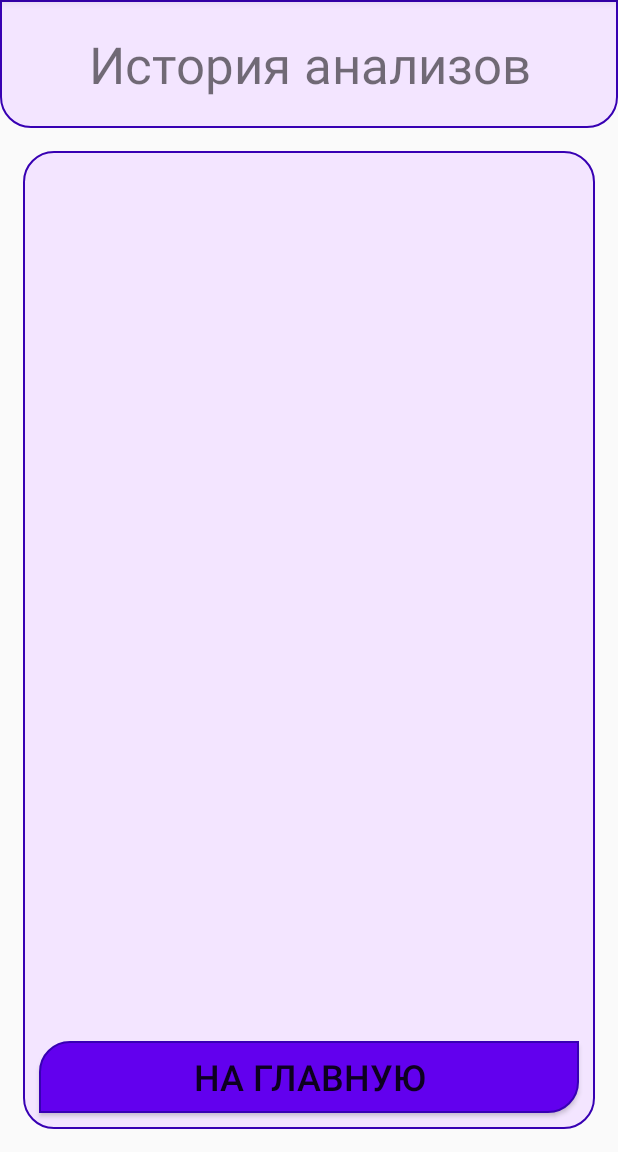
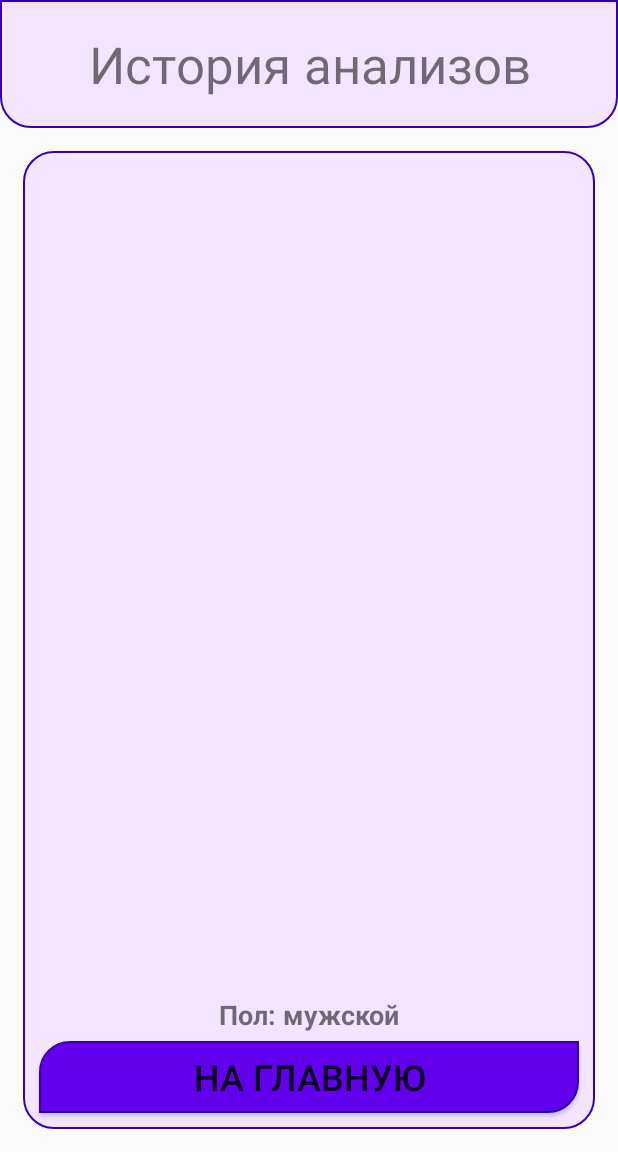
Before and after one commit to RealHotPepe/diplom, an Android app: the HistoryActivity screen opened directly, with no data from a screen before it, on a phone screen of 412 x 824 dp, the part 84-1236 px from its top. Run offline under Robolectric (Android 15) with nearby library versions, the phone set to English and light mode, and no system bars; our stand-ins replace Room's generated code.

Commit message:
<dev> add new output in HistoryActivity male/female

```diff
--- a/app/src/main/java/com/example/diplom/AboutActivity.java
+++ b/app/src/main/java/com/example/diplom/AboutActivity.java
@@ -4,7 +4,6 @@ import androidx.appcompat.app.AppCompatActivity;
 
 import android.content.Intent;
 import android.os.Bundle;
-import android.view.View;
 import android.widget.Button;
 import android.widget.TextView;
 
--- a/app/src/main/java/com/example/diplom/AnalysisAdapter.java
+++ b/app/src/main/java/com/example/diplom/AnalysisAdapter.java
@@ -1,5 +1,6 @@
 package com.example.diplom;
 
+import android.app.Activity;
 import android.content.Context;
 import android.view.LayoutInflater;
 import android.view.View;
@@ -16,11 +17,13 @@ import java.util.Locale;
 public class AnalysisAdapter extends ArrayAdapter<Information> {
     private Context context;
     private List<Information> analyses;
+    private InformationDAO dao;
 
-    public AnalysisAdapter(Context context, List<Information> analyses) {
+    public AnalysisAdapter(Context context, List<Information> analyses, InformationDAO dao) {
         super(context, R.layout.list_item, analyses);
         this.context = context;
         this.analyses = analyses;
+        this.dao = dao;
     }
 
     @NonNull
@@ -66,6 +69,17 @@ public class AnalysisAdapter extends ArrayAdapter<Information> {
         return convertView;
     }
 
+    public void removeItem(int position) {
+        Information item = analyses.get(position);
+        new Thread(() -> {
+            dao.delete(item);
+            ((Activity)context).runOnUiThread(() -> {
+                analyses.remove(position);
+                notifyDataSetChanged();
+            });
+        }).start();
+    }
+
     static class ViewHolder {
         TextView tvDate;
         TextView tvParams;
--- a/app/src/main/java/com/example/diplom/HistoryActivity.java
+++ b/app/src/main/java/com/example/diplom/HistoryActivity.java
@@ -4,20 +4,20 @@ import android.content.Intent;
 import android.os.AsyncTask;
 import android.os.Bundle;
 import android.view.View;
-import android.widget.ArrayAdapter;
 import android.widget.ListView;
+import android.widget.TextView;
+import android.widget.Toast;
 
+import androidx.appcompat.app.AlertDialog;
 import androidx.appcompat.app.AppCompatActivity;
 
-import java.util.ArrayList;
 import java.util.List;
-import java.util.Locale;
 
 public class HistoryActivity extends AppCompatActivity {
     private ListView listView;
     private AppDatabase db;
-    private ArrayAdapter<String> adapter;
-    private List<String> analysisDataList;
+    private AnalysisAdapter adapter;
+    private TextView tvGenderDisplay;
 
     @Override
     protected void onCreate(Bundle savedInstanceState) {
@@ -25,16 +25,29 @@ public class HistoryActivity extends AppCompatActivity {
         setContentView(R.layout.activity_history);
 
         listView = findViewById(R.id.listView);
-        analysisDataList = new ArrayList<>();
-        adapter = new ArrayAdapter<>(this,
-                android.R.layout.simple_list_item_1,
-                analysisDataList);
-        listView.setAdapter(adapter);
-
-        // Используем синглтон
+        tvGenderDisplay = findViewById(R.id.tvGenderDisplay);
         db = AppDatabase.getInstance(this);
 
         loadAnalyses();
+        loadUserGender();
+
+        // Обработка долгого нажатия
+        listView.setOnItemLongClickListener((parent, view, position, id) -> {
+            showDeleteDialog(position);
+            return true;
+        });
+    }
+
+    private void showDeleteDialog(int position) {
+        new AlertDialog.Builder(this)
+                .setTitle("Удаление записи")
+                .setMessage("Вы уверены, что хотите удалить эту запись?")
+                .setPositiveButton("Удалить", (dialog, which) -> {
+                    adapter.removeItem(position);
+                    Toast.makeText(this, "Запись удалена", Toast.LENGTH_SHORT).show();
+                })
+                .setNegativeButton("Отмена", null)
+                .show();
     }
 
     private void loadAnalyses() {
@@ -46,13 +59,27 @@ public class HistoryActivity extends AppCompatActivity {
 
             @Override
             protected void onPostExecute(List<Information> analyses) {
-                AnalysisAdapter adapter = new AnalysisAdapter(HistoryActivity.this, analyses);
+                adapter = new AnalysisAdapter(HistoryActivity.this, analyses, db.bloodAnalysisDao());
                 listView.setAdapter(adapter);
             }
         }.execute();
     }
+
+    private void loadUserGender() {
+        new Thread(() -> {
+            UserSettings settings = db.userSettingsDao().getCurrentSettings();
+            runOnUiThread(() -> {
+                if (settings != null) {
+                    String genderText = "Пол: " + ("male".equals(settings.gender) ? "мужской" : "женский");
+                    tvGenderDisplay.setText(genderText);
+                }
+            });
+        }).start();
+    }
+
     public void goBack(View view) {
         startActivity(new Intent(this, MainActivity.class));
         finish();
     }
+
 }
--- a/app/src/main/java/com/example/diplom/MainActivity.java
+++ b/app/src/main/java/com/example/diplom/MainActivity.java
@@ -4,7 +4,6 @@ import androidx.appcompat.app.AppCompatActivity;
 
 import android.content.Intent;
 import android.os.Bundle;
-import android.view.View;
 import android.widget.Button;
 
 public class MainActivity extends AppCompatActivity {
--- a/app/src/main/java/com/example/diplom/TestingActivity.java
+++ b/app/src/main/java/com/example/diplom/TestingActivity.java
@@ -1,7 +1,6 @@
 package com.example.diplom;
 
 import androidx.appcompat.app.AppCompatActivity;
-import androidx.room.Room;
 
 import android.content.Intent;
 import android.os.Bundle;
--- /dev/null
+++ b/app/src/main/java/com/example/diplom/UserSettings.java
@@ -0,0 +1,14 @@
+package com.example.diplom;
+
+import androidx.room.ColumnInfo;
+import androidx.room.Entity;
+import androidx.room.PrimaryKey;
+
+@Entity(tableName = "user_settings")
+public class UserSettings {
+    @PrimaryKey
+    public int id = 1; // Фиксированный ID для единственной записи
+
+    @ColumnInfo(name = "gender")
+    public String gender = "male"; // Значение по умолчанию
+}
--- /dev/null
+++ b/app/src/main/java/com/example/diplom/UserSettingsDao.java
@@ -0,0 +1,18 @@
+package com.example.diplom;
+
+import androidx.room.Dao;
+import androidx.room.Insert;
+import androidx.room.OnConflictStrategy;
+import androidx.room.Query;
+
+@Dao
+public interface UserSettingsDao {
+    @Insert(onConflict = OnConflictStrategy.REPLACE)
+    void insertSettings(UserSettings settings);
+
+    @Query("SELECT * FROM user_settings WHERE id = 1 LIMIT 1")
+    UserSettings getCurrentSettings();
+
+    @Query("UPDATE user_settings SET gender = :gender WHERE id = 1")
+    void updateGender(String gender);
+}
--- a/app/src/main/res/layout/activity_history.xml
+++ b/app/src/main/res/layout/activity_history.xml
@@ -33,30 +33,40 @@
                 android:id="@+id/listView"
                 android:layout_width="match_parent"
                 android:layout_height="match_parent"
-                android:layout_above="@id/backButton"
-                android:layout_marginStart="5dp"
-                android:layout_marginTop="5dp"
-                android:layout_marginEnd="5dp"
-                android:layout_marginBottom="5dp"
+                android:layout_above="@id/bottomLayout"
+                android:layout_margin="5dp"
                 android:divider="@android:color/transparent"
                 android:dividerHeight="8dp"
-                android:fadeScrollbars="false"
-                android:fastScrollEnabled="true"
-                android:scrollbars="vertical" />
+                android:scrollbars="vertical"
+                android:fadeScrollbars="false"/>
 
-            <Button
-                android:id="@+id/backButton"
+            <LinearLayout
+                android:id="@+id/bottomLayout"
                 android:layout_width="match_parent"
                 android:layout_height="wrap_content"
                 android:layout_alignParentBottom="true"
-                android:layout_marginStart="5dp"
-                android:layout_marginTop="5dp"
-                android:layout_marginEnd="5dp"
-                android:layout_marginBottom="5dp"
-                android:background="@drawable/rounded_two_corners"
-                android:onClick="goBack"
-                android:text="@string/back"
-                android:textSize="24sp" />
+                android:orientation="vertical">
+
+                <TextView
+                    android:id="@+id/tvGenderDisplay"
+                    android:layout_width="wrap_content"
+                    android:layout_height="wrap_content"
+                    android:layout_gravity="center_horizontal"
+                    android:text="Пол: "
+                    android:textSize="18sp"
+                    android:textStyle="bold"/>
+
+                <Button
+                    android:id="@+id/backButton"
+                    android:layout_width="match_parent"
+                    android:layout_height="wrap_content"
+                    android:layout_marginTop="10dp"
+                    android:layout_margin="5dp"
+                    android:background="@drawable/rounded_two_corners"
+                    android:onClick="goBack"
+                    android:text="@string/back"
+                    android:textSize="24sp" />
+            </LinearLayout>
         </RelativeLayout>
     </LinearLayout>
 </androidx.constraintlayout.widget.ConstraintLayout>
--- a/app/src/main/res/values/strings.xml
+++ b/app/src/main/res/values/strings.xml
@@ -27,5 +27,7 @@
     <string name="check">Проверить</string>
     <string name="male">Мужской</string>
     <string name="female">Женский</string>
+    <string name="select_gender">Выберете Ваш пол</string>
+    <string name="save">Сохранить</string>
 
 </resources>
```
Also changed, not shown: app/src/main/java/com/example/diplom/AppDatabase.java (+17 -5 lines), app/src/main/java/com/example/diplom/AppExecutors.java (added, +24 -0 lines), app/src/main/java/com/example/diplom/SettingsActivity.java (+52 -17 lines), app/src/main/res/layout/activity_settings.xml (+29 -18 lines), 1 other file.
